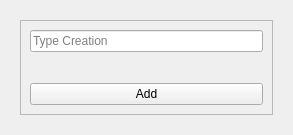
Before: the Qt Designer form src/view/ui/part/form.ui in fersilentt/ProgrammingDirectories, drawn with Qt 5.
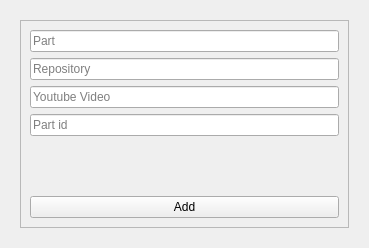
After: the same form once the commit is applied.

Patch:
```diff
--- a/src/view/ui/part/form.ui
+++ b/src/view/ui/part/form.ui
@@ -6,8 +6,8 @@
    <rect>
     <x>0</x>
     <y>0</y>
-    <width>293</width>
-    <height>135</height>
+    <width>369</width>
+    <height>248</height>
    </rect>
   </property>
   <property name="windowTitle">
@@ -30,12 +30,33 @@
         </property>
         <layout class="QVBoxLayout" name="verticalLayout">
          <property name="spacing">
-          <number>0</number>
+          <number>-1</number>
          </property>
          <item>
           <widget class="QLineEdit" name="leName">
            <property name="placeholderText">
-            <string>Type Creation</string>
+            <string>Part</string>
+           </property>
+          </widget>
+         </item>
+         <item>
+          <widget class="QLineEdit" name="leRepository">
+           <property name="placeholderText">
+            <string>Repository</string>
+           </property>
+          </widget>
+         </item>
+         <item>
+          <widget class="QLineEdit" name="leYoutubeVideo">
+           <property name="placeholderText">
+            <string>Youtube Video</string>
+           </property>
+          </widget>
+         </item>
+         <item>
+          <widget class="QLineEdit" name="lePartId">
+           <property name="placeholderText">
+            <string>Part id</string>
            </property>
           </widget>
          </item>
```
